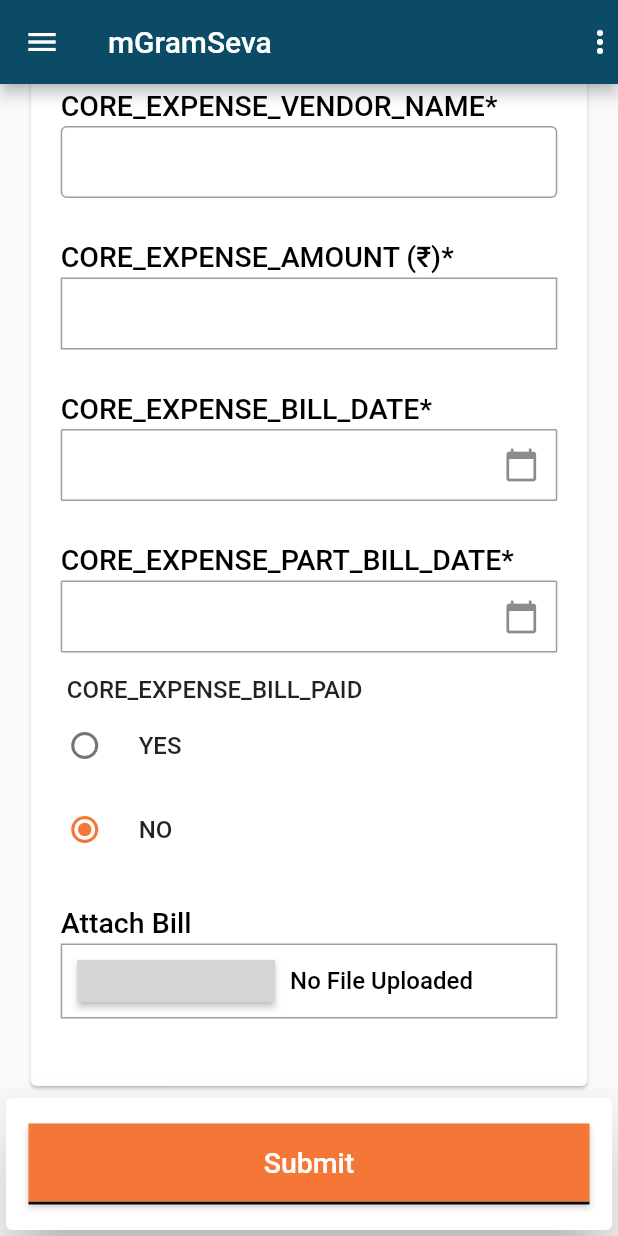
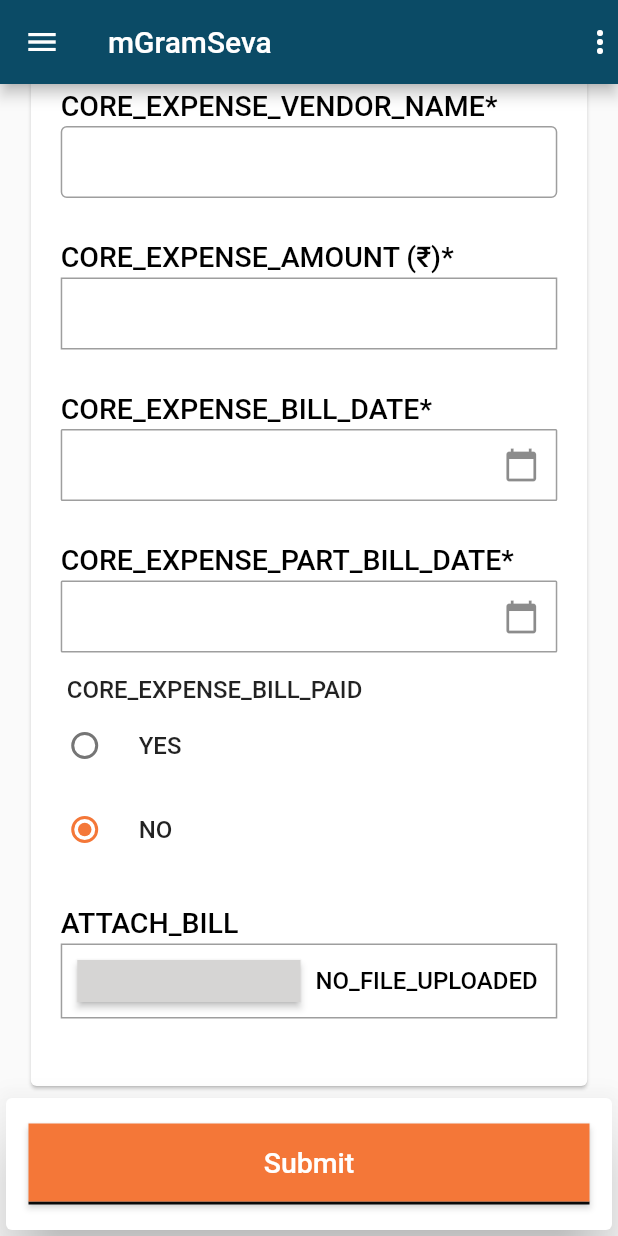
Before and after one commit to egovernments/punjab-mgramseva, a Flutter app: the ExpenseDetails screen opened by its route, scrolled down 367 dp, on a phone screen of 412 x 824 dp. Run offline on Flutter 3.47's test engine with Material 2 defaults, Android fonts, the phone set to English and light mode, and no system bars; drawn by our look-alikes of datetime_picker_formfield; our stand-ins replace file_picker, flutter_secure_storage, flutter_spinkit, flutter_svg, flutter_typeahead, fluttertoast and 1 more; missing offline and left inert: horizontal_data_table, universal_html; accounts and stored records are empty; network calls fail.

Commit message:
changes related to auto complete and localization in file demo

```diff
--- a/frontend/mgramseva/lib/screeens/ExpenseDetails.dart
+++ b/frontend/mgramseva/lib/screeens/ExpenseDetails.dart
@@ -122,11 +122,12 @@ class _ExpenseDetailsState extends State<ExpenseDetails> {
                     AutoCompleteView(labelText: '${ApplicationLocalizations.of(context).translate(i18.expense.VENDOR_NAME)}', controller: expenseDetails.vendorNameCtrl, suggestionsBoxController: expensesDetailsProvider.suggestionsBoxController,
                     onSuggestionSelected: expensesDetailsProvider.onSuggestionSelected, callBack: expensesDetailsProvider.onSearchVendorList, listTile: buildTile, isRequired: true),
                     BuildTextField(
-                      '${ApplicationLocalizations.of(context).translate(i18.expense.AMOUNT)} (₹)',
+                      '${ApplicationLocalizations.of(context).translate(i18.expense.AMOUNT)}',
                       expenseDetails.expensesAmount!.first.amountCtrl,
                       isRequired: true,
                       textInputType: TextInputType.number,
                       inputFormatter: [FilteringTextInputFormatter.allow(RegExp("[0-9.]"))],
+                      labelSuffix: '(₹)',
                     ),
                     BasicDateField('${ApplicationLocalizations.of(context).translate(i18.expense.BILL_DATE)}', true, expenseDetails.billDateCtrl,
                         firstDate: expenseDetails.billIssuedDateCtrl.text.trim().isEmpty ? null : DateFormats.getFormattedDateToDateTime(expenseDetails.billIssuedDateCtrl.text.trim(), ),
--- a/frontend/mgramseva/lib/utils/Constants/I18KeyConstants.dart
+++ b/frontend/mgramseva/lib/utils/Constants/I18KeyConstants.dart
@@ -36,6 +36,14 @@ class Common {
   String get TRANSGENDER => 'CORE_COMMON_GENDER_TRANSGENDER';
   String get BACK_HOME => 'CORE_COMMON_BACK_HOME_BUTTON';
   String get MGRAM_SEVA => 'CORE_COMMON_MGRAM_SEVA_LABEL';
+
+  /// File Picker
+  String get TEMPORARY_FILES_REMOVED => 'TEMPORARY_FILES_REMOVED'; ///Temporary files removed with success.
+  String get FALIED_TO_FETCH_TEMPORARY_FILES => 'FALIED_TO_FETCH_TEMPORARY_FILES'; /// Failed to clean temporary files
+  String get ATTACH_BILL => 'ATTACH_BILL'; /// Attach Bill
+  String get CHOOSE_FILE => 'CHOOSE_FILE'; /// Choose File
+  String get NO_FILE_UPLOADED => 'NO_FILE_UPLOADED'; /// No File Uploaded
+
 }
 
 
--- a/frontend/mgramseva/lib/widgets/DatePickerFieldBuilder.dart
+++ b/frontend/mgramseva/lib/widgets/DatePickerFieldBuilder.dart
@@ -4,7 +4,7 @@ import 'package:intl/intl.dart';
 import 'package:mgramseva/utils/Locilization/application_localizations.dart';
 
 class BasicDateField extends StatelessWidget {
-  final format = DateFormat("dd-MM-yyyy");
+  final format = DateFormat("dd/MM/yyyy");
   final label;
   final isRequired;
   final DateTime? firstDate;
--- a/frontend/mgramseva/lib/widgets/FilePicker.dart
+++ b/frontend/mgramseva/lib/widgets/FilePicker.dart
@@ -1,6 +1,8 @@
 import 'package:file_picker/file_picker.dart';
 import 'package:flutter/material.dart';
 import 'package:flutter/services.dart';
+import 'package:mgramseva/utils/Locilization/application_localizations.dart';
+import 'package:mgramseva/utils/Constants/I18KeyConstants.dart';
 
 class FilePickerDemo extends StatefulWidget {
   @override
@@ -56,8 +58,8 @@ class _FilePickerDemoState extends State<FilePickerDemo> {
         SnackBar(
           backgroundColor: result! ? Colors.green : Colors.red,
           content: Text((result
-              ? 'Temporary files removed with success.'
-              : 'Failed to clean temporary files')),
+              ? '${ApplicationLocalizations.of(context).translate(i18.common.TEMPORARY_FILES_REMOVED)}'
+              : '${ApplicationLocalizations.of(context).translate(i18.common.FALIED_TO_FETCH_TEMPORARY_FILES)}')),
         ),
       );
     });
@@ -78,7 +80,7 @@ class _FilePickerDemoState extends State<FilePickerDemo> {
           padding: EdgeInsets.only(top: 18, bottom: 3),
           child: new Align(
               alignment: Alignment.centerLeft,
-              child: Text("Attach Bill",
+              child: Text("${ApplicationLocalizations.of(context).translate(i18.common.ATTACH_BILL)}",
                   textAlign: TextAlign.left,
                   style: TextStyle(
                       fontWeight: FontWeight.w400,
@@ -113,13 +115,13 @@ class _FilePickerDemoState extends State<FilePickerDemo> {
                     onPressed: () => _openFileExplorer(),
                     child: Padding(
                         padding: const EdgeInsets.only(left: 24, right: 24),
-                        child: const Text(
-                          "Choose File",
+                        child: Text(
+                          "${ApplicationLocalizations.of(context).translate(i18.common.CHOOSE_FILE)}",
                           style: TextStyle(color: Colors.black, fontSize: 16),
                         )),
                   )),
               Text(
-                "No File Uploaded",
+                "${ApplicationLocalizations.of(context).translate(i18.common.NO_FILE_UPLOADED)}",
                 style: TextStyle(color: Colors.black, fontSize: 16),
               )
             ],
--- a/frontend/mgramseva/lib/widgets/TextFieldBuilder.dart
+++ b/frontend/mgramseva/lib/widgets/TextFieldBuilder.dart
@@ -21,6 +21,7 @@ class BuildTextField extends StatefulWidget {
   final TextInputType? textInputType;
   final bool? isDisabled;
   final bool? readOnly;
+  final String? labelSuffix;
   BuildTextField(this.labelText, this.controller,
       {this.input = '',
       this.prefixText = '',
@@ -28,7 +29,7 @@ class BuildTextField extends StatefulWidget {
       this.isRequired = false,
       this.onSubmit,
       this.pattern = '',
-      this.message = '', this.inputFormatter, this.validator, this.maxLength, this.maxLines, this.textCapitalization, this.obscureText, this.textInputType, this.isDisabled, this.readOnly});
+      this.message = '', this.inputFormatter, this.validator, this.maxLength, this.maxLines, this.textCapitalization, this.obscureText, this.textInputType, this.isDisabled, this.readOnly, this.labelSuffix});
   @override
   State<StatefulWidget> createState() => _BuildTextField();
 }
@@ -70,7 +71,7 @@ class _BuildTextField extends State<BuildTextField> {
     Widget textLabelwidget = Wrap(
         direction: Axis.horizontal,
         children: <Widget>[
-      Text(ApplicationLocalizations.of(context).translate(widget.labelText),
+      Text('${ApplicationLocalizations.of(context).translate(widget.labelText)} ${widget.labelSuffix ?? ''}',
           textAlign: TextAlign.left,
           style: TextStyle(
               fontWeight: FontWeight.w400, fontSize: 19, color: Colors.black)),
--- a/frontend/mgramseva/lib/widgets/auto_complete.dart
+++ b/frontend/mgramseva/lib/widgets/auto_complete.dart
@@ -73,6 +73,8 @@ class AutoCompleteView extends StatelessWidget {
     return TypeAheadFormField(
       textFieldConfiguration: TextFieldConfiguration(
           controller: controller,
+          style: TextStyle(
+          color: Colors.black, fontSize: 19, fontWeight: FontWeight.w500),
           decoration: InputDecoration(
               border: OutlineInputBorder()
           )
```
